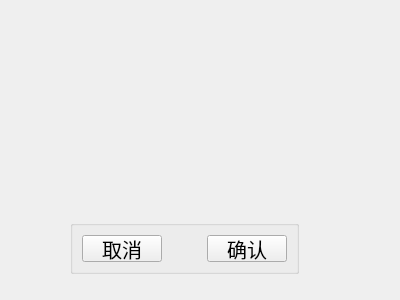
First picture: the form in chengyi/form_auto.ui, repository wsh01/batch-feeder, before the edit.
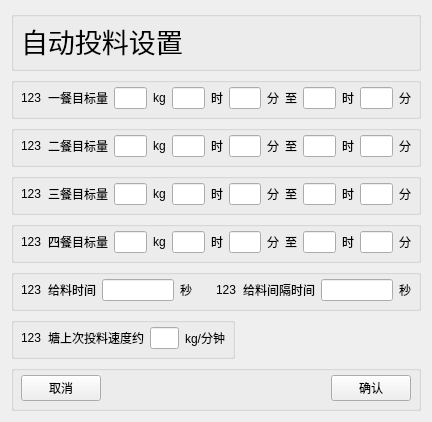
Second picture: the form after the edit.

Commit message: 2022-7-14 11:00 增加自动设置页面

Patch:
```diff
--- a/chengyi/form_auto.ui
+++ b/chengyi/form_auto.ui
@@ -6,65 +6,555 @@
    <rect>
     <x>0</x>
     <y>0</y>
-    <width>400</width>
-    <height>300</height>
+    <width>432</width>
+    <height>328</height>
    </rect>
   </property>
   <property name="windowTitle">
    <string>Form</string>
   </property>
-  <widget class="QGroupBox" name="groupBox">
-   <property name="geometry">
-    <rect>
-     <x>70</x>
-     <y>220</y>
-     <width>229</width>
-     <height>54</height>
-    </rect>
-   </property>
-   <property name="title">
-    <string/>
-   </property>
-   <layout class="QGridLayout" name="gridLayout">
-    <item row="0" column="0">
-     <widget class="QPushButton" name="btn_Cancel">
-      <property name="font">
-       <font>
-        <pointsize>15</pointsize>
-       </font>
-      </property>
-      <property name="text">
-       <string>取消</string>
-      </property>
-     </widget>
-    </item>
-    <item row="0" column="1">
-     <spacer name="horizontalSpacer">
-      <property name="orientation">
-       <enum>Qt::Horizontal</enum>
-      </property>
-      <property name="sizeHint" stdset="0">
-       <size>
-        <width>40</width>
-        <height>20</height>
-       </size>
-      </property>
-     </spacer>
-    </item>
-    <item row="0" column="2">
-     <widget class="QPushButton" name="btn_Confirm">
-      <property name="font">
-       <font>
-        <pointsize>15</pointsize>
-       </font>
-      </property>
-      <property name="text">
-       <string>确认</string>
-      </property>
-     </widget>
-    </item>
-   </layout>
-  </widget>
+  <layout class="QGridLayout" name="gridLayout_9">
+   <item row="0" column="0" colspan="2">
+    <widget class="QGroupBox" name="groupBox_8">
+     <property name="styleSheet">
+      <string notr="true">QGroupBox{ margin-top:0px;} QGroupBox:title {margin-top: 0px;}</string>
+     </property>
+     <property name="title">
+      <string/>
+     </property>
+     <layout class="QGridLayout" name="gridLayout_8">
+      <item row="0" column="0">
+       <widget class="QLabel" name="label_15">
+        <property name="font">
+         <font>
+          <pointsize>20</pointsize>
+         </font>
+        </property>
+        <property name="text">
+         <string>自动投料设置</string>
+        </property>
+       </widget>
+      </item>
+      <item row="0" column="1">
+       <spacer name="horizontalSpacer_3">
+        <property name="orientation">
+         <enum>Qt::Horizontal</enum>
+        </property>
+        <property name="sizeHint" stdset="0">
+         <size>
+          <width>279</width>
+          <height>20</height>
+         </size>
+        </property>
+       </spacer>
+      </item>
+     </layout>
+    </widget>
+   </item>
+   <item row="1" column="0" colspan="2">
+    <widget class="QGroupBox" name="groupBox_2">
+     <property name="styleSheet">
+      <string notr="true">QGroupBox{ margin-top:0px;} QGroupBox:title {margin-top: 0px;}</string>
+     </property>
+     <property name="title">
+      <string/>
+     </property>
+     <layout class="QGridLayout" name="gridLayout_2">
+      <item row="0" column="0">
+       <widget class="QLabel" name="label">
+        <property name="text">
+         <string>123</string>
+        </property>
+       </widget>
+      </item>
+      <item row="0" column="1">
+       <widget class="QLabel" name="label_8">
+        <property name="text">
+         <string>一餐目标量</string>
+        </property>
+       </widget>
+      </item>
+      <item row="0" column="2">
+       <widget class="QLineEdit" name="lineEdit"/>
+      </item>
+      <item row="0" column="3">
+       <widget class="QLabel" name="label_29">
+        <property name="text">
+         <string>kg</string>
+        </property>
+       </widget>
+      </item>
+      <item row="0" column="4">
+       <widget class="QLineEdit" name="lineEdit_9"/>
+      </item>
+      <item row="0" column="5">
+       <widget class="QLabel" name="label_16">
+        <property name="text">
+         <string>时</string>
+        </property>
+       </widget>
+      </item>
+      <item row="0" column="6">
+       <widget class="QLineEdit" name="lineEdit_10"/>
+      </item>
+      <item row="0" column="7">
+       <widget class="QLabel" name="label_20">
+        <property name="text">
+         <string>分</string>
+        </property>
+       </widget>
+      </item>
+      <item row="0" column="8">
+       <widget class="QLabel" name="label_35">
+        <property name="text">
+         <string>至</string>
+        </property>
+       </widget>
+      </item>
+      <item row="0" column="9">
+       <widget class="QLineEdit" name="lineEdit_21"/>
+      </item>
+      <item row="0" column="10">
+       <widget class="QLabel" name="label_19">
+        <property name="text">
+         <string>时</string>
+        </property>
+       </widget>
+      </item>
+      <item row="0" column="11">
+       <widget class="QLineEdit" name="lineEdit_18"/>
+      </item>
+      <item row="0" column="12">
+       <widget class="QLabel" name="label_26">
+        <property name="text">
+         <string>分</string>
+        </property>
+       </widget>
+      </item>
+     </layout>
+    </widget>
+   </item>
+   <item row="2" column="0" colspan="2">
+    <widget class="QGroupBox" name="groupBox_3">
+     <property name="styleSheet">
+      <string notr="true">QGroupBox{ margin-top:0px;} QGroupBox:title {margin-top: 0px;}</string>
+     </property>
+     <property name="title">
+      <string/>
+     </property>
+     <layout class="QGridLayout" name="gridLayout_3">
+      <item row="0" column="1">
+       <widget class="QLabel" name="label_9">
+        <property name="text">
+         <string>二餐目标量</string>
+        </property>
+       </widget>
+      </item>
+      <item row="0" column="5">
+       <widget class="QLineEdit" name="lineEdit_8"/>
+      </item>
+      <item row="0" column="4">
+       <widget class="QLabel" name="label_30">
+        <property name="text">
+         <string>kg</string>
+        </property>
+       </widget>
+      </item>
+      <item row="0" column="12">
+       <widget class="QLabel" name="label_33">
+        <property name="text">
+         <string>时</string>
+        </property>
+       </widget>
+      </item>
+      <item row="0" column="8">
+       <widget class="QLabel" name="label_21">
+        <property name="text">
+         <string>分</string>
+        </property>
+       </widget>
+      </item>
+      <item row="0" column="0">
+       <widget class="QLabel" name="label_2">
+        <property name="text">
+         <string>123</string>
+        </property>
+       </widget>
+      </item>
+      <item row="0" column="7">
+       <widget class="QLineEdit" name="lineEdit_13"/>
+      </item>
+      <item row="0" column="11">
+       <widget class="QLineEdit" name="lineEdit_16"/>
+      </item>
+      <item row="0" column="13">
+       <widget class="QLineEdit" name="lineEdit_17"/>
+      </item>
+      <item row="0" column="6">
+       <widget class="QLabel" name="label_17">
+        <property name="text">
+         <string>时</string>
+        </property>
+       </widget>
+      </item>
+      <item row="0" column="14">
+       <widget class="QLabel" name="label_28">
+        <property name="text">
+         <string>分</string>
+        </property>
+       </widget>
+      </item>
+      <item row="0" column="3">
+       <widget class="QLineEdit" name="lineEdit_2"/>
+      </item>
+      <item row="0" column="9">
+       <widget class="QLabel" name="label_37">
+        <property name="text">
+         <string>至</string>
+        </property>
+       </widget>
+      </item>
+     </layout>
+    </widget>
+   </item>
+   <item row="3" column="0" colspan="2">
+    <widget class="QGroupBox" name="groupBox_4">
+     <property name="styleSheet">
+      <string notr="true">QGroupBox{ margin-top:0px;} QGroupBox:title {margin-top: 0px;}</string>
+     </property>
+     <property name="title">
+      <string/>
+     </property>
+     <layout class="QGridLayout" name="gridLayout_4">
+      <item row="0" column="0">
+       <widget class="QLabel" name="label_3">
+        <property name="text">
+         <string>123</string>
+        </property>
+       </widget>
+      </item>
+      <item row="0" column="1">
+       <widget class="QLabel" name="label_10">
+        <property name="text">
+         <string>三餐目标量</string>
+        </property>
+       </widget>
+      </item>
+      <item row="0" column="2">
+       <widget class="QLineEdit" name="lineEdit_3"/>
+      </item>
+      <item row="0" column="3">
+       <widget class="QLabel" name="label_43">
+        <property name="text">
+         <string>kg</string>
+        </property>
+       </widget>
+      </item>
+      <item row="0" column="4">
+       <widget class="QLineEdit" name="lineEdit_7"/>
+      </item>
+      <item row="0" column="5">
+       <widget class="QLabel" name="label_18">
+        <property name="text">
+         <string>时</string>
+        </property>
+       </widget>
+      </item>
+      <item row="0" column="6">
+       <widget class="QLineEdit" name="lineEdit_12"/>
+      </item>
+      <item row="0" column="7">
+       <widget class="QLabel" name="label_22">
+        <property name="text">
+         <string>分</string>
+        </property>
+       </widget>
+      </item>
+      <item row="0" column="8">
+       <widget class="QLabel" name="label_36">
+        <property name="text">
+         <string>至</string>
+        </property>
+       </widget>
+      </item>
+      <item row="0" column="9">
+       <widget class="QLineEdit" name="lineEdit_15"/>
+      </item>
+      <item row="0" column="10">
+       <widget class="QLabel" name="label_32">
+        <property name="text">
+         <string>时</string>
+        </property>
+       </widget>
+      </item>
+      <item row="0" column="11">
+       <widget class="QLineEdit" name="lineEdit_19"/>
+      </item>
+      <item row="0" column="12">
+       <widget class="QLabel" name="label_27">
+        <property name="text">
+         <string>分</string>
+        </property>
+       </widget>
+      </item>
+     </layout>
+    </widget>
+   </item>
+   <item row="4" column="0" colspan="2">
+    <widget class="QGroupBox" name="groupBox_5">
+     <property name="styleSheet">
+      <string notr="true">QGroupBox{ margin-top:0px;} QGroupBox:title {margin-top: 0px;}</string>
+     </property>
+     <property name="title">
+      <string/>
+     </property>
+     <layout class="QGridLayout" name="gridLayout_5">
+      <item row="0" column="0">
+       <widget class="QLabel" name="label_4">
+        <property name="text">
+         <string>123</string>
+        </property>
+       </widget>
+      </item>
+      <item row="0" column="1">
+       <widget class="QLabel" name="label_12">
+        <property name="text">
+         <string>四餐目标量</string>
+        </property>
+       </widget>
+      </item>
+      <item row="0" column="2">
+       <widget class="QLineEdit" name="lineEdit_4"/>
+      </item>
+      <item row="0" column="3">
+       <widget class="QLabel" name="label_44">
+        <property name="text">
+         <string>kg</string>
+        </property>
+       </widget>
+      </item>
+      <item row="0" column="4">
+       <widget class="QLineEdit" name="lineEdit_6"/>
+      </item>
+      <item row="0" column="5">
+       <widget class="QLabel" name="label_25">
+        <property name="text">
+         <string>时</string>
+        </property>
+       </widget>
+      </item>
+      <item row="0" column="6">
+       <widget class="QLineEdit" name="lineEdit_11"/>
+      </item>
+      <item row="0" column="7">
+       <widget class="QLabel" name="label_23">
+        <property name="text">
+         <string>分</string>
+        </property>
+       </widget>
+      </item>
+      <item row="0" column="8">
+       <widget class="QLabel" name="label_34">
+        <property name="text">
+         <string>至</string>
+        </property>
+       </widget>
+      </item>
+      <item row="0" column="9">
+       <widget class="QLineEdit" name="lineEdit_14"/>
+      </item>
+      <item row="0" column="10">
+       <widget class="QLabel" name="label_31">
+        <property name="text">
+         <string>时</string>
+        </property>
+       </widget>
+      </item>
+      <item row="0" column="11">
+       <widget class="QLineEdit" name="lineEdit_20"/>
+      </item>
+      <item row="0" column="12">
+       <widget class="QLabel" name="label_24">
+        <property name="text">
+         <string>分</string>
+        </property>
+       </widget>
+      </item>
+     </layout>
+    </widget>
+   </item>
+   <item row="5" column="0" colspan="2">
+    <widget class="QGroupBox" name="groupBox_6">
+     <property name="styleSheet">
+      <string notr="true">QGroupBox{ margin-top:0px;} QGroupBox:title {margin-top: 0px;}</string>
+     </property>
+     <property name="title">
+      <string/>
+     </property>
+     <layout class="QGridLayout" name="gridLayout_6">
+      <item row="0" column="0">
+       <widget class="QLabel" name="label_5">
+        <property name="text">
+         <string>123</string>
+        </property>
+       </widget>
+      </item>
+      <item row="0" column="1">
+       <widget class="QLabel" name="label_7">
+        <property name="text">
+         <string>给料时间</string>
+        </property>
+       </widget>
+      </item>
+      <item row="0" column="2">
+       <widget class="QLineEdit" name="lineEdit_5"/>
+      </item>
+      <item row="0" column="3">
+       <widget class="QLabel" name="label_45">
+        <property name="text">
+         <string>秒</string>
+        </property>
+       </widget>
+      </item>
+      <item row="0" column="4">
+       <spacer name="horizontalSpacer_4">
+        <property name="orientation">
+         <enum>Qt::Horizontal</enum>
+        </property>
+        <property name="sizeHint" stdset="0">
+         <size>
+          <width>53</width>
+          <height>20</height>
+         </size>
+        </property>
+       </spacer>
+      </item>
+      <item row="0" column="5">
+       <widget class="QLabel" name="label_13">
+        <property name="text">
+         <string>123</string>
+        </property>
+       </widget>
+      </item>
+      <item row="0" column="6">
+       <widget class="QLabel" name="label_11">
+        <property name="text">
+         <string>给料间隔时间</string>
+        </property>
+       </widget>
+      </item>
+      <item row="0" column="7">
+       <widget class="QLineEdit" name="lineEdit_22"/>
+      </item>
+      <item row="0" column="8">
+       <widget class="QLabel" name="label_46">
+        <property name="text">
+         <string>秒</string>
+        </property>
+       </widget>
+      </item>
+     </layout>
+    </widget>
+   </item>
+   <item row="6" column="0">
+    <widget class="QGroupBox" name="groupBox_7">
+     <property name="styleSheet">
+      <string notr="true">QGroupBox{ margin-top:0px;} QGroupBox:title {margin-top: 0px;}</string>
+     </property>
+     <property name="title">
+      <string/>
+     </property>
+     <layout class="QGridLayout" name="gridLayout_7">
+      <item row="0" column="0">
+       <widget class="QLabel" name="label_6">
+        <property name="text">
+         <string>123</string>
+        </property>
+       </widget>
+      </item>
+      <item row="0" column="1">
+       <widget class="QLabel" name="label_14">
+        <property name="text">
+         <string>塘上次投料速度约</string>
+        </property>
+       </widget>
+      </item>
+      <item row="0" column="2">
+       <widget class="QLineEdit" name="lineEdit_23"/>
+      </item>
+      <item row="0" column="3">
+       <widget class="QLabel" name="label_47">
+        <property name="text">
+         <string>kg/分钟</string>
+        </property>
+       </widget>
+      </item>
+     </layout>
+    </widget>
+   </item>
+   <item row="6" column="1">
+    <spacer name="horizontalSpacer_2">
+     <property name="orientation">
+      <enum>Qt::Horizontal</enum>
+     </property>
+     <property name="sizeHint" stdset="0">
+      <size>
+       <width>205</width>
+       <height>20</height>
+      </size>
+     </property>
+    </spacer>
+   </item>
+   <item row="7" column="0" colspan="2">
+    <widget class="QGroupBox" name="groupBox">
+     <property name="styleSheet">
+      <string notr="true">QGroupBox{ margin-top:0px;} QGroupBox:title {margin-top: 0px;}</string>
+     </property>
+     <property name="title">
+      <string/>
+     </property>
+     <layout class="QGridLayout" name="gridLayout">
+      <item row="0" column="0">
+       <widget class="QPushButton" name="btn_Cancel">
+        <property name="font">
+         <font>
+          <pointsize>9</pointsize>
+         </font>
+        </property>
+        <property name="text">
+         <string>取消</string>
+        </property>
+       </widget>
+      </item>
+      <item row="0" column="1">
+       <spacer name="horizontalSpacer">
+        <property name="orientation">
+         <enum>Qt::Horizontal</enum>
+        </property>
+        <property name="sizeHint" stdset="0">
+         <size>
+          <width>40</width>
+          <height>20</height>
+         </size>
+        </property>
+       </spacer>
+      </item>
+      <item row="0" column="2">
+       <widget class="QPushButton" name="btn_Confirm">
+        <property name="font">
+         <font>
+          <pointsize>9</pointsize>
+         </font>
+        </property>
+        <property name="text">
+         <string>确认</string>
+        </property>
+       </widget>
+      </item>
+     </layout>
+    </widget>
+   </item>
+  </layout>
  </widget>
  <resources/>
  <connections/>
```
Left out of the diff: 35 changed lines with no effect on the pictures. The commit also changes 8 other files.
